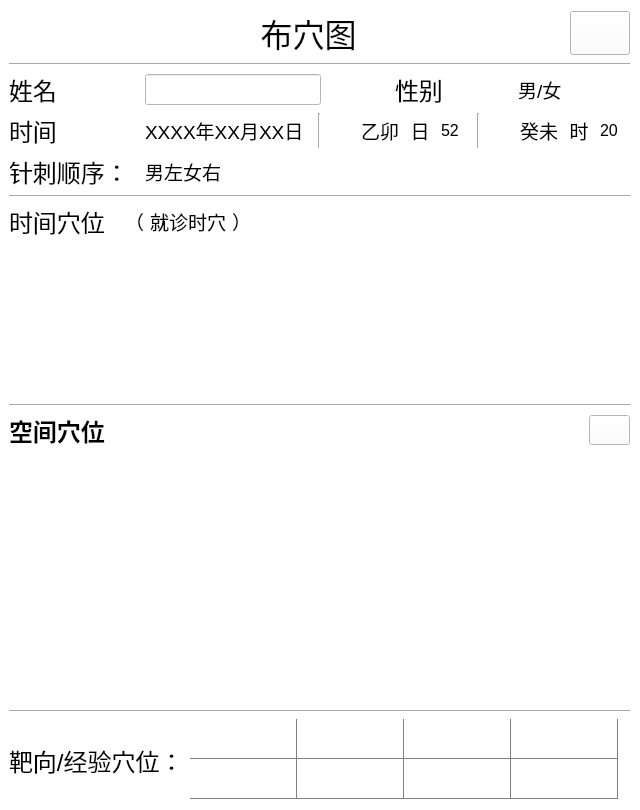
Qt form output.ui (pejoypan/ZiWuLiuZhu) before a commit.
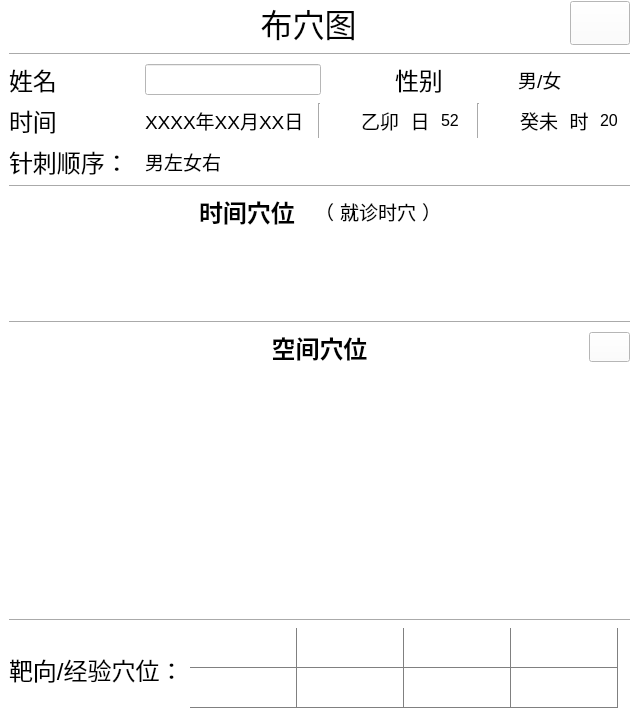
The same form after that commit. Icons and pictures are not drawn.

Commit message: minimize output page

The edit to the form file:
```diff
--- a/output.ui
+++ b/output.ui
@@ -7,7 +7,7 @@
     <x>0</x>
     <y>0</y>
     <width>640</width>
-    <height>810</height>
+    <height>720</height>
    </rect>
   </property>
   <property name="font">
@@ -29,9 +29,9 @@
    <property name="geometry">
     <rect>
      <x>9</x>
-     <y>9</y>
+     <y>-1</y>
      <width>621</width>
-     <height>792</height>
+     <height>711</height>
     </rect>
    </property>
    <layout class="QVBoxLayout" name="verticalLayout">
@@ -480,13 +480,26 @@
     </item>
     <item>
      <layout class="QHBoxLayout" name="horizontalLayout_4">
+      <item>
+       <spacer name="horizontalSpacer_7">
+        <property name="orientation">
+         <enum>Qt::Orientation::Horizontal</enum>
+        </property>
+        <property name="sizeHint" stdset="0">
+         <size>
+          <width>40</width>
+          <height>20</height>
+         </size>
+        </property>
+       </spacer>
+      </item>
       <item>
        <widget class="QLabel" name="label_16">
         <property name="font">
          <font>
           <family>Arial</family>
           <pointsize>18</pointsize>
-          <bold>false</bold>
+          <bold>true</bold>
          </font>
         </property>
         <property name="text">
@@ -577,6 +590,28 @@
     </item>
     <item>
      <layout class="QHBoxLayout" name="horizontalLayout_8">
+      <item>
+       <widget class="QPushButton" name="pushButton_2">
+        <property name="minimumSize">
+         <size>
+          <width>41</width>
+          <height>30</height>
+         </size>
+        </property>
+        <property name="maximumSize">
+         <size>
+          <width>41</width>
+          <height>30</height>
+         </size>
+        </property>
+        <property name="text">
+         <string/>
+        </property>
+        <property name="flat">
+         <bool>true</bool>
+        </property>
+       </widget>
+      </item>
       <item>
        <widget class="QLabel" name="label_20">
         <property name="font">
@@ -589,6 +624,9 @@
         <property name="text">
          <string>空间穴位</string>
         </property>
+        <property name="alignment">
+         <set>Qt::AlignmentFlag::AlignCenter</set>
+        </property>
        </widget>
       </item>
       <item>
```
